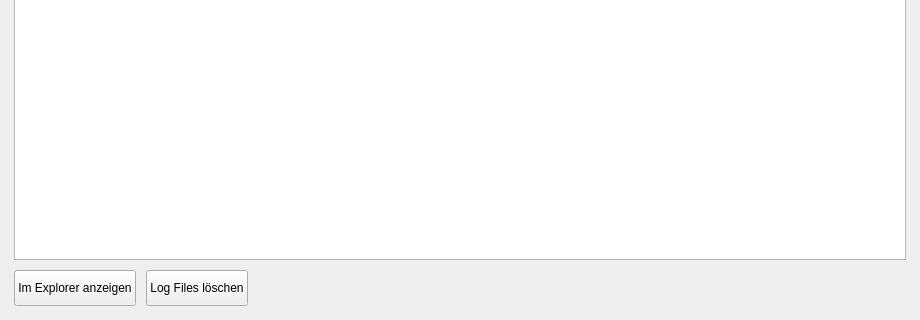
Qt form Structure/GUI/Window_Starfield_Log_Files.ui (Looking4Git/Starfield_LOH) before a commit; both pictures show x 0 to 920 and y 300 to 620 of the 920 by 620 pixel window.
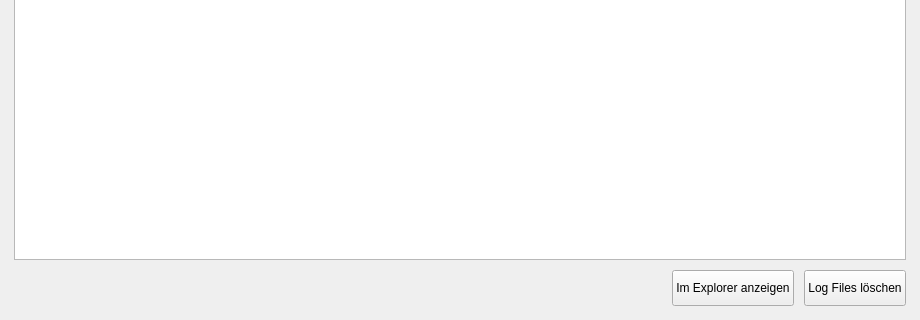
The same form after that commit.

The edit to the form file:
```diff
--- a/Structure/GUI/Window_Starfield_Log_Files.ui
+++ b/Structure/GUI/Window_Starfield_Log_Files.ui
@@ -94,38 +94,6 @@
      <property name="spacing">
       <number>10</number>
      </property>
-     <item>
-      <widget class="QPushButton" name="btn_open_explorer">
-       <property name="minimumSize">
-        <size>
-         <width>0</width>
-         <height>36</height>
-        </size>
-       </property>
-       <property name="text">
-        <string>Im Explorer anzeigen</string>
-       </property>
-       <property name="cursor">
-        <cursorShape>PointingHandCursor</cursorShape>
-       </property>
-      </widget>
-     </item>
-     <item>
-      <widget class="QPushButton" name="btn_delete_logs">
-       <property name="minimumSize">
-        <size>
-         <width>0</width>
-         <height>36</height>
-        </size>
-       </property>
-       <property name="text">
-        <string>Log Files löschen</string>
-       </property>
-       <property name="cursor">
-        <cursorShape>PointingHandCursor</cursorShape>
-       </property>
-      </widget>
-     </item>
      <item>
       <spacer name="bottom_spacer">
        <property name="orientation">
@@ -139,6 +107,38 @@
        </property>
       </spacer>
      </item>
+     <item>
+      <widget class="QPushButton" name="btn_open_explorer">
+       <property name="minimumSize">
+        <size>
+         <width>0</width>
+         <height>36</height>
+        </size>
+       </property>
+       <property name="text">
+        <string>Im Explorer anzeigen</string>
+       </property>
+       <property name="cursor">
+        <cursorShape>PointingHandCursor</cursorShape>
+       </property>
+      </widget>
+     </item>
+     <item>
+      <widget class="QPushButton" name="btn_delete_logs">
+       <property name="minimumSize">
+        <size>
+         <width>0</width>
+         <height>36</height>
+        </size>
+       </property>
+       <property name="text">
+        <string>Log Files löschen</string>
+       </property>
+       <property name="cursor">
+        <cursorShape>PointingHandCursor</cursorShape>
+       </property>
+      </widget>
+     </item>
     </layout>
    </item>
   </layout>
```
